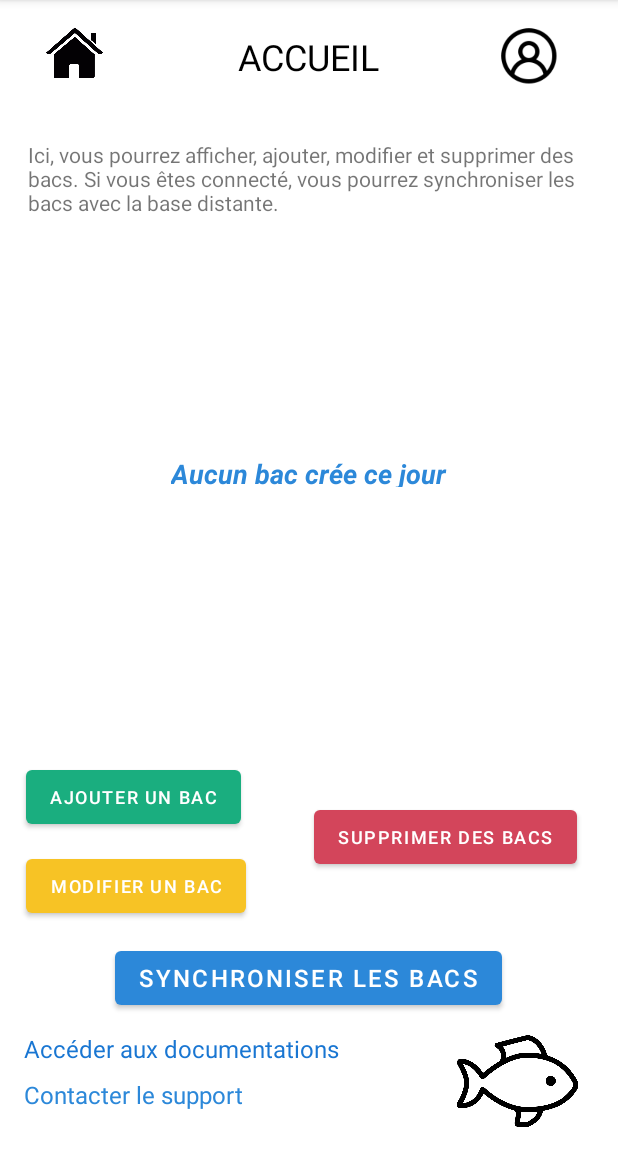
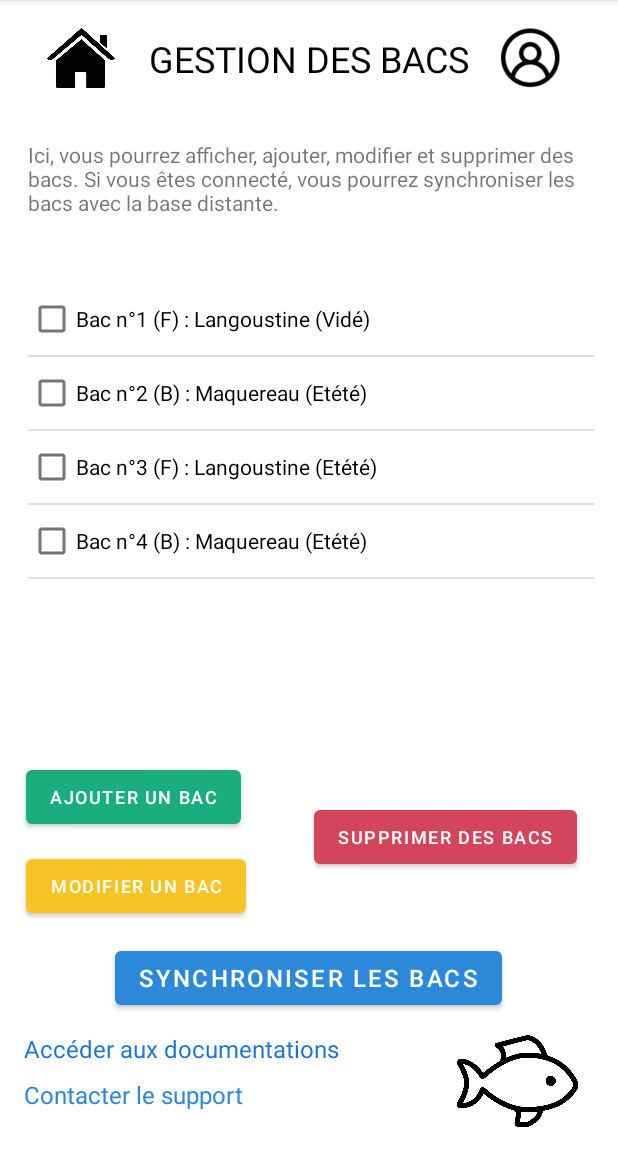
Before and after one commit to debutyohan/CrieePeche, an Android app: the screen it shows after launch (gstBacs), after a tap on "GÉRER MES BACS", on a phone screen of 412 x 824 dp, the part 84-1236 px from its top. Run offline under Robolectric (Android 15) with nearby library versions, the phone set to English and light mode, and no system bars.

```diff
--- a/app/src/main/java/org/example/crieepeche/BdHelper.java
+++ b/app/src/main/java/org/example/crieepeche/BdHelper.java
@@ -121,13 +121,13 @@ public class BdHelper extends SQLiteOpenHelper {
         db.execSQL(req);
         req = "create table Utilisateur(id integer primary key, login text, token text, issync int, datelastsync text);";
         db.execSQL(req);
-        req = "insert into Bac values(1,'05/04/2022', 44010, 'VID', 'F');";
+        req = "insert into Bac values(1,'14/04/2022', 44010, 'VID', 'F');";
         db.execSQL(req);
-        req = "insert into Bac values(2,'05/04/2022', 37050, 'ET', 'B');";
+        req = "insert into Bac values(2,'14/04/2022', 37050, 'ET', 'B');";
         db.execSQL(req);
-        req = "insert into Bac values(3,'05/04/2022', 44010, 'ET', 'F');";
+        req = "insert into Bac values(3,'14/04/2022', 44010, 'ET', 'F');";
         db.execSQL(req);
-        req = "insert into Bac values(4,'05/04/2022', 37050, 'ET', 'B');";
+        req = "insert into Bac values(4,'14/04/2022', 37050, 'ET', 'B');";
         db.execSQL(req);
         req = "insert into Bac values(1,'06/04/2022', 34150, 'ENT', 'B');";
         db.execSQL(req);
--- a/app/src/main/java/org/example/crieepeche/GestionBD.java
+++ b/app/src/main/java/org/example/crieepeche/GestionBD.java
@@ -14,27 +14,38 @@ import java.util.Date;
 public class GestionBD {
     private SQLiteDatabase maBase;
     private BdHelper monBdHelper;
+    private ArrayList<Bac> listebacs;
     public GestionBD(Context context) {
         monBdHelper = new BdHelper(context, "bddCriePeche.db", null, 1);
     }
     public void open(){
         maBase = monBdHelper.getWritableDatabase();
+        SimpleDateFormat dtf = new SimpleDateFormat("dd/MM/yyyy");
+        Calendar calendar = Calendar.getInstance();
+        Date dateObj = calendar.getTime();
+        String formattedDate = dtf.format(dateObj);
+        Log.i("DATABASE", formattedDate);
+        listebacs = new ArrayList<Bac>();
+        Cursor c = maBase.rawQuery("select Bac.id, idDatePeche, Espece.nom, Presentation.libelle, idTypeBac from Bac inner join Presentation on Presentation.id=Bac.idPresentation inner join Espece on Espece.id=Bac.idEspece where idDatePeche='"+formattedDate+"'",null);
+        while (c.moveToNext()) {
+            listebacs.add(new Bac(Integer.parseInt(c.getString(0)), c.getString(1), c.getString(2), c.getString(3), c.getString(4)));
+        }
     }
     public void close(){
         maBase.close();
     }
     public ArrayList<Bac> donneBacs(){
+        return listebacs;
+    }
+    public void deleteBac(int positionbacdeleted){
         SimpleDateFormat dtf = new SimpleDateFormat("dd/MM/yyyy");
         Calendar calendar = Calendar.getInstance();
         Date dateObj = calendar.getTime();
         String formattedDate = dtf.format(dateObj);
-        Log.i("DATABASE", formattedDate);
-        ArrayList<Bac> liste = new ArrayList<Bac>();
-        Cursor c = maBase.rawQuery("select Bac.id, idDatePeche, Espece.nom, Presentation.libelle, idTypeBac from Bac inner join Presentation on Presentation.id=Bac.idPresentation inner join Espece on Espece.id=Bac.idEspece where idDatePeche='"+formattedDate+"'",null);
-        while (c.moveToNext()) {
-            liste.add(new Bac(Integer.parseInt(c.getString(0)), c.getString(1), c.getString(2), c.getString(3), c.getString(4)));
-        }
-        return liste;
+        Log.i("BAC", String.valueOf(positionbacdeleted));
+        int idbacdeleted = listebacs.get(positionbacdeleted).getNumBac();
+        maBase.execSQL("delete from Bac where id='"+idbacdeleted+"' and idDatePeche='"+formattedDate+"'");
+        listebacs.remove(positionbacdeleted);
     }
     public ArrayList<Espece> donneEspece(){
         ArrayList<Espece> liste = new ArrayList<Espece>();
--- a/app/src/main/java/org/example/crieepeche/MainActivity.java
+++ b/app/src/main/java/org/example/crieepeche/MainActivity.java
@@ -11,6 +11,7 @@ import android.view.View;
 import android.widget.Button;
 import android.widget.ImageView;
 import android.widget.PopupMenu;
+import android.widget.TextView;
 import android.widget.Toast;
 import android.widget.Toolbar;
 
@@ -36,6 +37,8 @@ public class MainActivity extends AppCompatActivity {
         actionBar.hide();*/
 
         ImageView usermenu = (ImageView)findViewById(R.id.usermenu);
+        final TextView txt_title = (TextView) findViewById(R.id.textView_title);
+        txt_title.setText("ACCUEIL");
 
         usermenu.setOnClickListener(new View.OnClickListener(){
             @Override
--- a/app/src/main/res/layout/toolbar.xml
+++ b/app/src/main/res/layout/toolbar.xml
@@ -12,13 +12,14 @@
         tools:context=".MainActivity">
 
         <ImageView
-            android:layout_width="71dp"
-            android:layout_height="38dp"
+            android:layout_width="80dp"
+            android:layout_height="45dp"
             android:layout_alignParentTop="true"
             android:layout_marginTop="2dp"
             android:src="@drawable/page_daccueil" />
 
         <TextView
+            android:id="@+id/textView_title"
             android:layout_width="wrap_content"
             android:layout_height="wrap_content"
             android:layout_centerInParent="true"
@@ -28,10 +29,11 @@
 
         <ImageView
             android:id="@+id/usermenu"
-            android:layout_width="88dp"
-            android:layout_height="45dp"
+            android:layout_width="59dp"
+            android:layout_height="48dp"
             android:layout_alignParentEnd="true"
             android:layout_marginTop="2dp"
+            android:layout_marginEnd="13dp"
             android:onClick="showPopup"
             android:src="@drawable/icons8_utilisateur_96" />
     </RelativeLayout>
```
Also changed, not shown: app/src/main/java/org/example/crieepeche/CustomDialog.java (added, +66 -0 lines), app/src/main/java/org/example/crieepeche/gstBacs.java (+72 -4 lines), app/src/main/res/layout/dialog_supprbacs.xml (added, +50 -0 lines).
